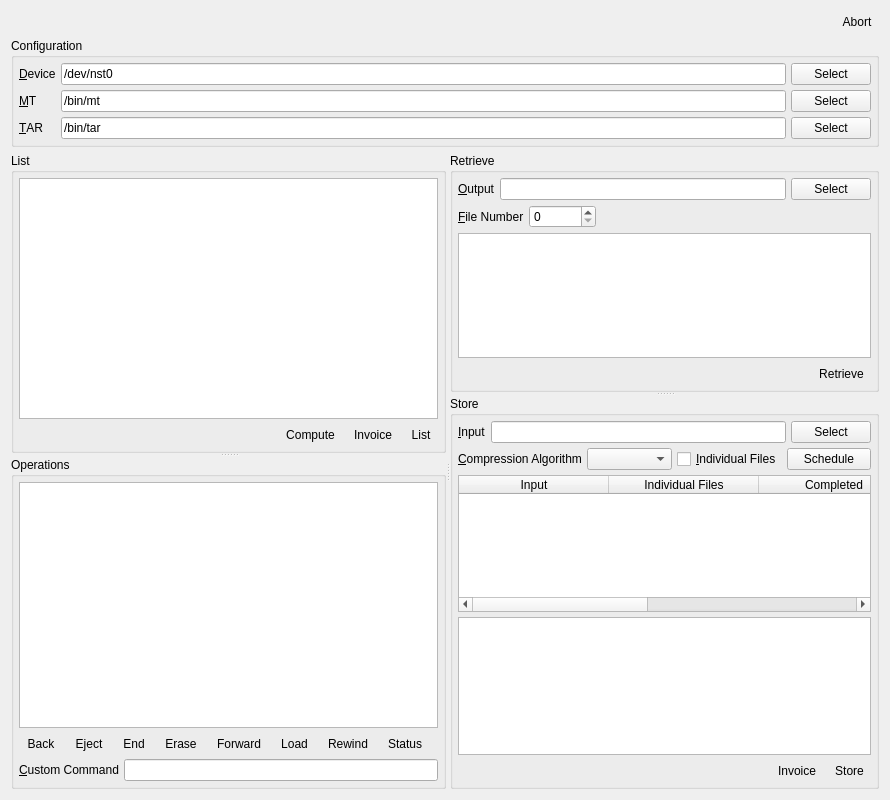
First picture: the form in UI/spinware_page.ui, repository textbrowser/spinware, before the edit.
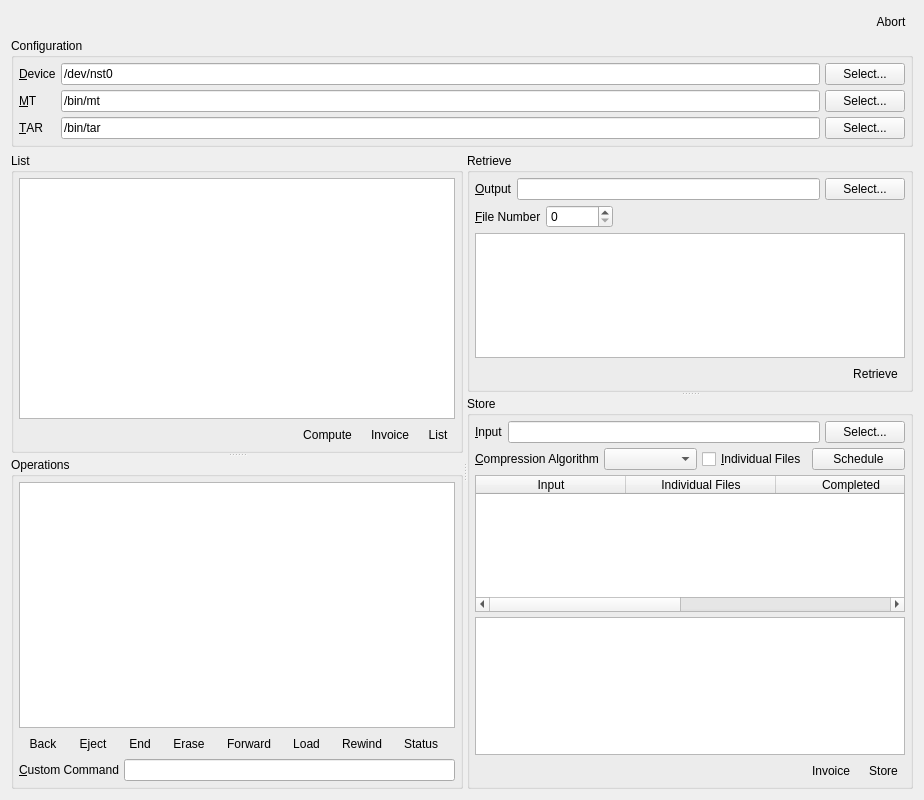
Second picture: the form after the edit. Icons and pictures are not drawn.

```diff
--- a/UI/spinware_page.ui
+++ b/UI/spinware_page.ui
@@ -6,7 +6,7 @@
    <rect>
     <x>0</x>
     <y>0</y>
-    <width>890</width>
+    <width>924</width>
     <height>800</height>
    </rect>
   </property>
@@ -92,7 +92,7 @@
       <item row="0" column="2">
        <widget class="QPushButton" name="device_select">
         <property name="text">
-         <string>Select</string>
+         <string>Select...</string>
         </property>
        </widget>
       </item>
@@ -116,7 +116,7 @@
       <item row="1" column="2">
        <widget class="QPushButton" name="mt_select">
         <property name="text">
-         <string>Select</string>
+         <string>Select...</string>
         </property>
        </widget>
       </item>
@@ -140,7 +140,7 @@
       <item row="2" column="2">
        <widget class="QPushButton" name="tar_select">
         <property name="text">
-         <string>Select</string>
+         <string>Select...</string>
         </property>
        </widget>
       </item>
@@ -574,7 +574,7 @@
           <item>
            <widget class="QPushButton" name="output_select">
             <property name="text">
-             <string>Select</string>
+             <string>Select...</string>
             </property>
            </widget>
           </item>
@@ -706,7 +706,7 @@
           <item>
            <widget class="QPushButton" name="input_select">
             <property name="text">
-             <string>Select</string>
+             <string>Select...</string>
             </property>
            </widget>
           </item>
```
Left out of the diff: 55 changed lines with no effect on the pictures.
